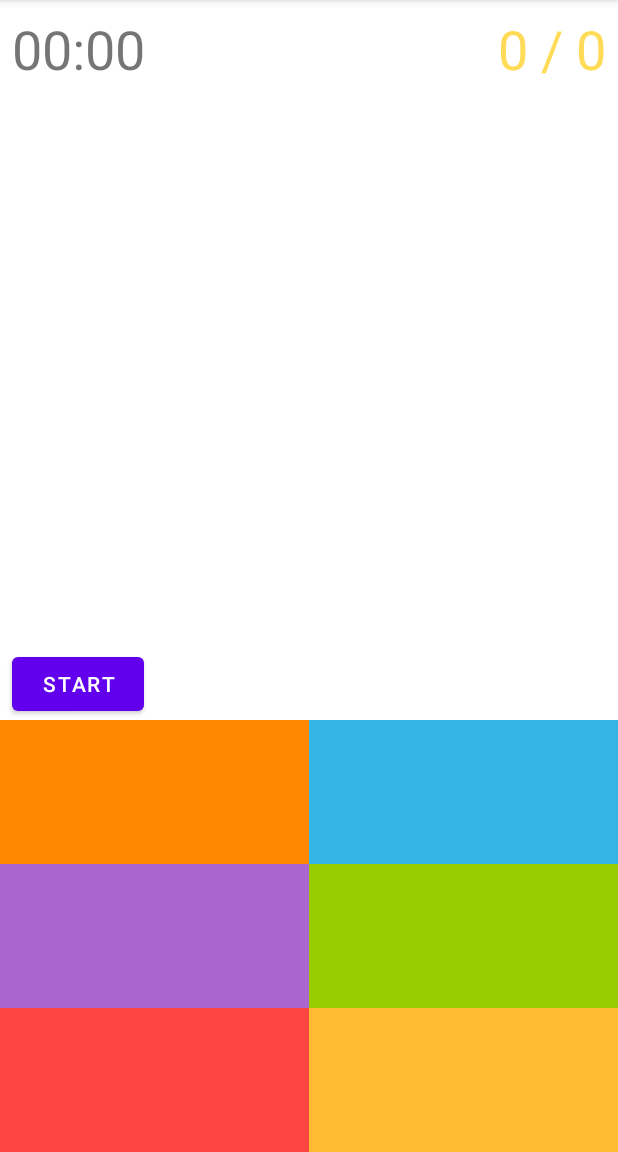
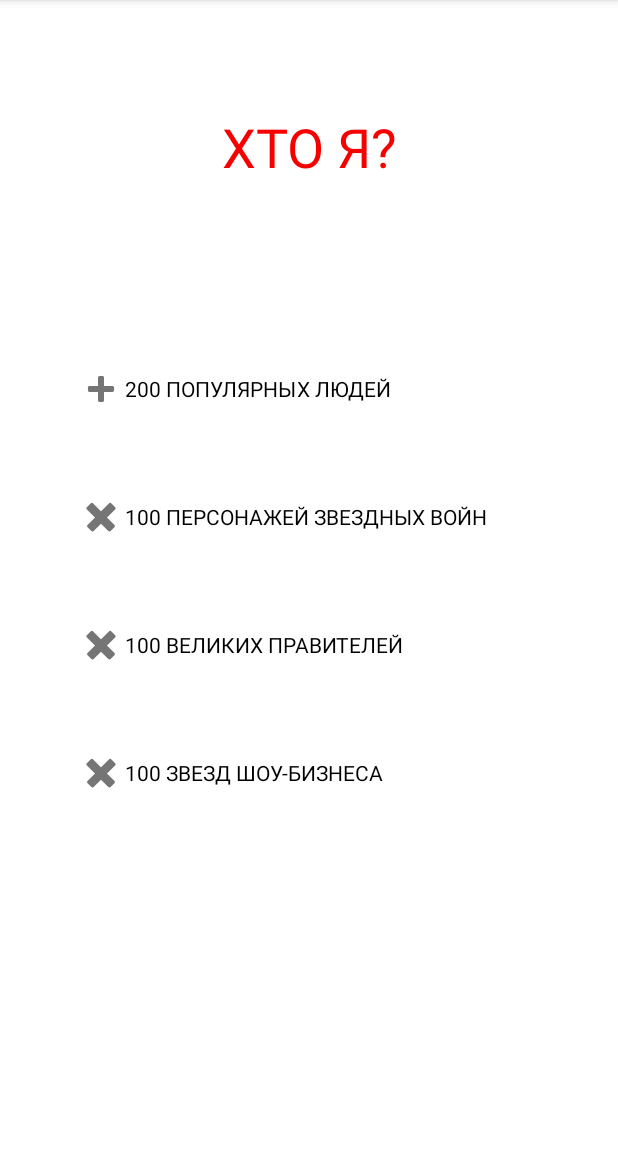
Before and after one commit to AlexandrTsymbal/project, an Android app: the screen it shows after launch (MainActivity), on a phone screen of 412 x 824 dp, the part 84-1236 px from its top. Run offline under Robolectric (Android 15) with nearby library versions, the phone set to English and light mode, and no system bars.

Commit message:
new c ommit

```diff
--- a/app/src/main/java/com/example/project/GameFragment.java
+++ b/app/src/main/java/com/example/project/GameFragment.java
@@ -21,6 +21,7 @@ import com.example.project.databinding.GameFragmentBinding;
 public class GameFragment extends Fragment {
     GameViewModel viewModel;
 
+
     @Nullable
     @Override
     public View onCreateView(@NonNull LayoutInflater inflater, @Nullable ViewGroup container, @Nullable Bundle savedInstanceState) {
--- a/app/src/main/java/com/example/project/MainActivity.java
+++ b/app/src/main/java/com/example/project/MainActivity.java
@@ -5,17 +5,51 @@ import androidx.appcompat.app.AppCompatActivity;
 import android.graphics.Bitmap;
 import android.graphics.BitmapFactory;
 import android.os.Bundle;
+import android.view.View;
 import android.widget.ImageView;
+import android.widget.RadioButton;
+import android.widget.RadioGroup;
+import android.widget.Toast;
 
 import java.io.IOException;
 import java.net.MalformedURLException;
 import java.net.URL;
 
 public class MainActivity extends AppCompatActivity {
-
+RadioGroup radioGroup;
     @Override
     protected void onCreate(Bundle savedInstanceState) {
         super.onCreate(savedInstanceState);
-        setContentView(R.layout.activity_main);
+        setContentView(R.layout.start_fragment);
+        RadioGroup radioGroup = findViewById(R.id.radioGroup);
+        RadioButton popular = findViewById(R.id.popular);
+        popular.setOnClickListener(radioButtonClickListener);
+        RadioButton star = findViewById(R.id.starwars);
+        star.setOnClickListener(radioButtonClickListener);
+        RadioButton monarch = findViewById(R.id.monarch);
+        monarch.setOnClickListener(radioButtonClickListener);
+        RadioButton show = findViewById(R.id.show);
+        show.setOnClickListener(radioButtonClickListener);
     }
-}
+        View.OnClickListener radioButtonClickListener = new View.OnClickListener() {
+            @Override
+            public void onClick(View v) {
+                RadioButton rb = (RadioButton)v;
+                switch (rb.getId()) {
+                    case R.id.popular: setContentView(R.layout.activity_main);
+                        break;
+                    case R.id.starwars:;
+                        break;
+                    case R.id.monarch: ;
+                        break;
+                    case R.id.show: ;
+                        break;
+
+                    default:
+                        break;
+                }
+            }
+        };
+
+
+    }
--- /dev/null
+++ b/app/src/main/res/layout/start_fragment.xml
@@ -0,0 +1,67 @@
+<?xml version="1.0" encoding="utf-8"?>
+<androidx.constraintlayout.widget.ConstraintLayout
+    xmlns:android="http://schemas.android.com/apk/res/android"
+    xmlns:app="http://schemas.android.com/apk/res-auto"
+    xmlns:tools="http://schemas.android.com/tools"
+    android:layout_width="match_parent"
+    android:layout_height="match_parent">
+
+    <RadioGroup
+        android:id="@+id/radioGroup"
+        android:layout_width="309dp"
+        android:layout_height="335dp"
+        app:layout_constraintBottom_toBottomOf="parent"
+        app:layout_constraintEnd_toEndOf="parent"
+        app:layout_constraintHorizontal_bias="0.497"
+        app:layout_constraintStart_toStartOf="parent"
+        app:layout_constraintTop_toTopOf="parent">
+
+        <RadioButton
+            android:id="@+id/popular"
+            android:layout_width="match_parent"
+            android:layout_height="85dp"
+            android:button="@android:drawable/ic_input_add"
+            android:text="200 ПОПУЛЯРНЫХ ЛЮДЕЙ"
+            android:textColorHint="#F12D2D" />
+
+        <RadioButton
+            android:id="@+id/starwars"
+            style="@android:style/Widget.DeviceDefault.Light.CompoundButton.RadioButton"
+            android:layout_width="match_parent"
+            android:layout_height="85dp"
+            android:button="@android:drawable/ic_delete"
+            android:text="100 ПЕРСОНАЖЕЙ ЗВЕЗДНЫХ ВОЙН"
+            android:textColor="#000000" />
+
+        <RadioButton
+            android:id="@+id/monarch"
+            android:layout_width="match_parent"
+            android:layout_height="85dp"
+            android:button="@android:drawable/ic_delete"
+            android:text="100 ВЕЛИКИХ ПРАВИТЕЛЕЙ" />
+
+        <RadioButton
+            android:id="@+id/show"
+            android:layout_width="match_parent"
+            android:layout_height="85dp"
+            android:button="@android:drawable/ic_delete"
+            android:text="100 ЗВЕЗД ШОУ-БИЗНЕСА" />
+
+    </RadioGroup>
+
+    <TextView
+        android:id="@+id/textView"
+        android:layout_width="203dp"
+        android:layout_height="48dp"
+        android:text="ХТО Я?"
+        android:textAlignment="center"
+        android:textColor="#F60000"
+        android:textColorHint="@color/design_default_color_error"
+        android:textSize="36sp"
+        app:layout_constraintBottom_toBottomOf="parent"
+        app:layout_constraintEnd_toEndOf="parent"
+        app:layout_constraintStart_toStartOf="parent"
+        app:layout_constraintTop_toTopOf="parent"
+        app:layout_constraintVertical_bias="0.102" />
+
+</androidx.constraintlayout.widget.ConstraintLayout>
```
